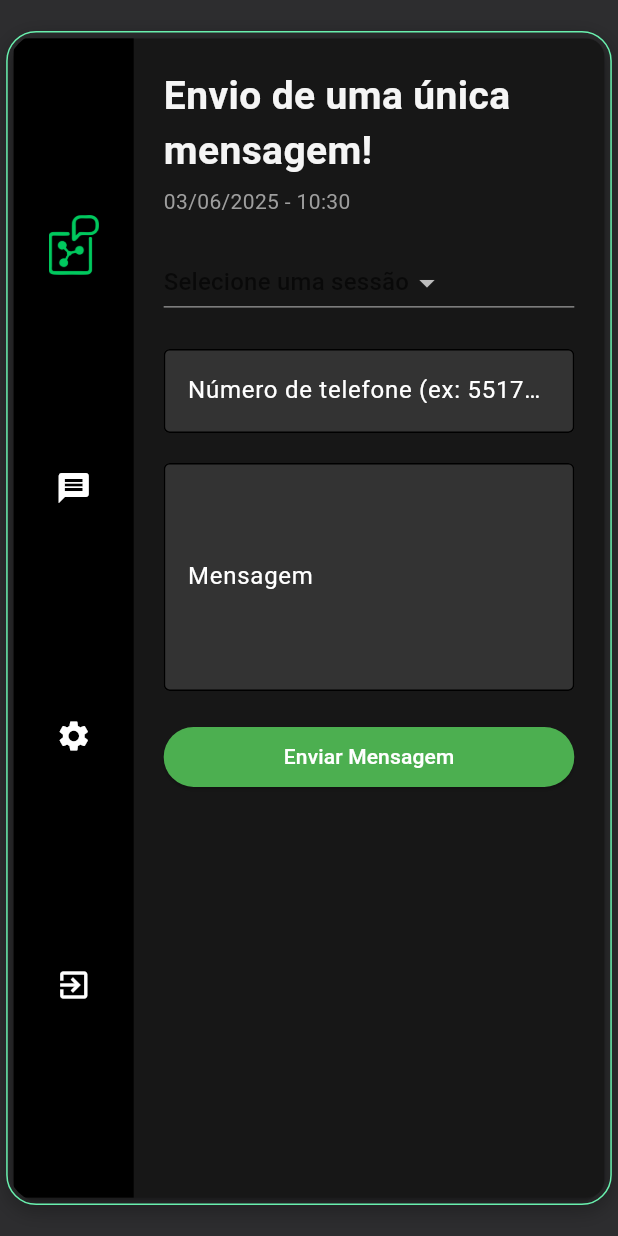
After one commit to Arthuremilio/WpFlow, a Flutter app: the SimpleMessagePage screen opened by its route, on a phone screen of 412 x 824 dp. The commit adds this screen. Run offline on Flutter 3.47's test engine with Material 3 defaults, Android fonts, the light colour scheme and no system bars.

Commit message:
FEAT: Adição de tela de envio de mensagem simples

```diff
--- a/wpflow/lib/components/user_menu.dart
+++ b/wpflow/lib/components/user_menu.dart
@@ -23,6 +23,14 @@ class UserMenu extends StatelessWidget {
             ),
           ),
           IconButton(
+            icon: Icon(Icons.message, color: Colors.white),
+            onPressed: () {
+              Navigator.of(
+                context,
+              ).pushReplacementNamed(AppRoutes.SIMPLE_MESSAGE);
+            },
+          ),
+          IconButton(
             icon: Icon(Icons.settings, color: Colors.white),
             onPressed: () {
               Navigator.of(context).pushReplacementNamed(AppRoutes.SETTINGS);
--- a/wpflow/lib/main.dart
+++ b/wpflow/lib/main.dart
@@ -1,5 +1,6 @@
 import 'package:wpflow/models/home_user.dart';
 import 'package:flutter/material.dart';
+import 'package:wpflow/models/send_message.dart';
 import 'models/auth.dart';
 import 'pages/home_principal.dart';
 import 'pages/auth_page.dart';
@@ -8,6 +9,8 @@ import 'utils/app-routes.dart';
 import 'package:provider/provider.dart';
 import 'pages/settings_page.dart';
 import 'pages/forgot_password_page.dart';
+import 'pages/simple_message.dart';
+import 'models/user.dart';
 
 void main() {
   runApp(const MyApp());
@@ -21,7 +24,9 @@ class MyApp extends StatelessWidget {
     return MultiProvider(
       providers: [
         ChangeNotifierProvider(create: (_) => Auth()),
+        ChangeNotifierProvider(create: (_) => UserProvider()),
         ChangeNotifierProvider(create: (_) => HomeProvider()),
+        ChangeNotifierProvider(create: (_) => SendMessageProvider()),
       ],
       child: MaterialApp(
         debugShowCheckedModeBanner: false,
@@ -46,6 +51,7 @@ class MyApp extends StatelessWidget {
           AppRoutes.HOMEUSER: (ctx) => const HomeUserPage(),
           AppRoutes.FORGOT_PASSWORD: (ctx) => ForgotPasswordPage(),
           AppRoutes.SETTINGS: (ctx) => const SettingsPage(),
+          AppRoutes.SIMPLE_MESSAGE: (ctx) => const SimpleMessagePage(),
         },
       ),
     );
--- /dev/null
+++ b/wpflow/lib/models/send_message.dart
@@ -0,0 +1,45 @@
+import 'dart:convert';
+import 'package:flutter/material.dart';
+import 'package:http/http.dart' as http;
+
+class SendMessageProvider with ChangeNotifier {
+  final Map<String, String> _sessionTokens = {};
+  final Map<String, String> _sessionLabels = {};
+
+  void setToken(String session, String token) {
+    _sessionTokens[session] = token;
+    notifyListeners();
+  }
+
+  void setSessionLabel(String session, String label) {
+    _sessionLabels[session] = label;
+    notifyListeners();
+  }
+
+  Map<String, String> get sessionLabels => _sessionLabels;
+
+  List<String> get availableSessions => _sessionTokens.keys.toList();
+
+  Future<void> sendMessage({
+    required String session,
+    required String phone,
+    required String message,
+  }) async {
+    final token = _sessionTokens[session];
+    if (token == null) throw Exception("Token não encontrado para a sessão.");
+
+    final url = Uri.parse('http://localhost:21465/api/$session/send-message');
+    final response = await http.post(
+      url,
+      headers: {
+        'Authorization': 'Bearer $token',
+        'Content-Type': 'application/json',
+      },
+      body: jsonEncode({"phone": phone, "message": message, "isGroup": false}),
+    );
+
+    if (response.statusCode != 201 && response.statusCode != 200) {
+      throw Exception("Erro ao enviar mensagem: ${response.body}");
+    }
+  }
+}
--- /dev/null
+++ b/wpflow/lib/models/user.dart
@@ -0,0 +1,12 @@
+import 'package:flutter/material.dart';
+
+class UserProvider with ChangeNotifier {
+  String? _userId;
+
+  String? get userId => _userId;
+
+  void setUserId(String id) {
+    _userId = id;
+    notifyListeners();
+  }
+}
--- a/wpflow/lib/pages/home_user_page.dart
+++ b/wpflow/lib/pages/home_user_page.dart
@@ -54,9 +54,7 @@ class _HomeUserPageState extends State<HomeUserPage> {
                           const Header(titulo: 'Seja bem-vindo!'),
                           const SizedBox(height: 20),
                           SizedBox(
-                            height:
-                                deviceSize.height *
-                                0.6, // define uma altura para o conteúdo centralizado
+                            height: deviceSize.height * 0.6,
                             child: Center(
                               child: Row(
                                 mainAxisAlignment:
--- /dev/null
+++ b/wpflow/lib/pages/simple_message.dart
@@ -0,0 +1,149 @@
+import 'package:flutter/material.dart';
+import 'package:provider/provider.dart';
+import '../components/user_menu.dart';
+import '../components/header.dart';
+import '../models/send_message.dart';
+
+class SimpleMessagePage extends StatefulWidget {
+  const SimpleMessagePage({super.key});
+
+  @override
+  State<SimpleMessagePage> createState() => _SimpleMessagePageState();
+}
+
+class _SimpleMessagePageState extends State<SimpleMessagePage> {
+  String? selectedSession;
+  final phoneController = TextEditingController();
+  final messageController = TextEditingController();
+
+  @override
+  Widget build(BuildContext context) {
+    final provider = Provider.of<SendMessageProvider>(context);
+    final sessions = provider.availableSessions;
+
+    return Scaffold(
+      backgroundColor: const Color(0xFF2D2D2F),
+      body: Center(
+        child: Container(
+          width: MediaQuery.of(context).size.width * 0.98,
+          height: MediaQuery.of(context).size.height * 0.95,
+          decoration: BoxDecoration(
+            borderRadius: BorderRadius.circular(20),
+            border: Border.all(color: Colors.greenAccent, width: 1),
+            boxShadow: [
+              BoxShadow(
+                color: Colors.black26,
+                blurRadius: 10,
+                offset: Offset(0, 4),
+              ),
+            ],
+          ),
+          child: ClipRRect(
+            borderRadius: BorderRadius.circular(25),
+            child: Card(
+              child: Row(
+                children: [
+                  const UserMenu(),
+                  Expanded(
+                    child: Padding(
+                      padding: const EdgeInsets.all(20),
+                      child: ListView(
+                        children: [
+                          const Header(titulo: 'Envio de uma única mensagem!'),
+                          const SizedBox(height: 20),
+                          DropdownButton<String>(
+                            value: selectedSession,
+                            hint: const Text('Selecione uma sessão'),
+                            items:
+                                provider.sessionLabels.entries
+                                    .map(
+                                      (entry) => DropdownMenuItem<String>(
+                                        value: entry.key, // sessionId completo
+                                        child: Text(
+                                          entry.value,
+                                        ), // rótulo (identificação)
+                                      ),
+                                    )
+                                    .toList(),
+                            onChanged: (value) {
+                              setState(() {
+                                selectedSession = value;
+                              });
+                            },
+                          ),
+
+                          const SizedBox(height: 20),
+                          TextField(
+                            controller: phoneController,
+                            style: const TextStyle(color: Colors.white),
+                            decoration: const InputDecoration(
+                              filled: true,
+                              fillColor: Colors.white12,
+                              labelText:
+                                  'Número de telefone (ex: 5517999999999)',
+                              labelStyle: TextStyle(color: Colors.white),
+                              border: OutlineInputBorder(),
+                            ),
+                          ),
+                          const SizedBox(height: 20),
+                          TextField(
+                            controller: messageController,
+                            maxLines: 5,
+                            style: const TextStyle(color: Colors.white),
+                            decoration: const InputDecoration(
+                              filled: true,
+                              fillColor: Colors.white12,
+                              labelText: 'Mensagem',
+                              labelStyle: TextStyle(color: Colors.white),
+                              border: OutlineInputBorder(),
+                            ),
+                          ),
+                          const SizedBox(height: 20),
+                          ElevatedButton(
+                            onPressed: () async {
+                              if (selectedSession != null &&
+                                  phoneController.text.isNotEmpty &&
+                                  messageController.text.isNotEmpty) {
+                                try {
+                                  await provider.sendMessage(
+                                    session: selectedSession!,
+                                    phone: phoneController.text,
+                                    message: messageController.text,
+                                  );
+                                  ScaffoldMessenger.of(context).showSnackBar(
+                                    const SnackBar(
+                                      content: Text(
+                                        'Mensagem enviada com sucesso!',
+                                      ),
+                                      backgroundColor: Colors.green,
+                                    ),
+                                  );
+                                } catch (e) {
+                                  ScaffoldMessenger.of(context).showSnackBar(
+                                    SnackBar(
+                                      content: Text('$e'),
+                                      backgroundColor: Colors.red,
+                                    ),
+                                  );
+                                }
+                              }
+                            },
+                            style: ElevatedButton.styleFrom(
+                              backgroundColor: Colors.green,
+                              foregroundColor: Colors.white,
+                            ),
+                            child: const Text('Enviar Mensagem'),
+                          ),
+                        ],
+                      ),
+                    ),
+                  ),
+                ],
+              ),
+            ),
+          ),
+        ),
+      ),
+    );
+  }
+}
--- a/wpflow/lib/utils/app-routes.dart
+++ b/wpflow/lib/utils/app-routes.dart
@@ -4,4 +4,5 @@ class AppRoutes {
   static const HOMEUSER = '/homeUser';
   static const FORGOT_PASSWORD = '/forgotPassword';
   static const SETTINGS = '/settings';
+  static const SIMPLE_MESSAGE = '/simpleMessage';
 }
```
Also changed, not shown: wpflow/lib/components/auth_form.dart (+4 -4 lines), wpflow/lib/components/session_card.dart (+34 -3 lines), wpflow/lib/models/home_user.dart (+32 -19 lines).
